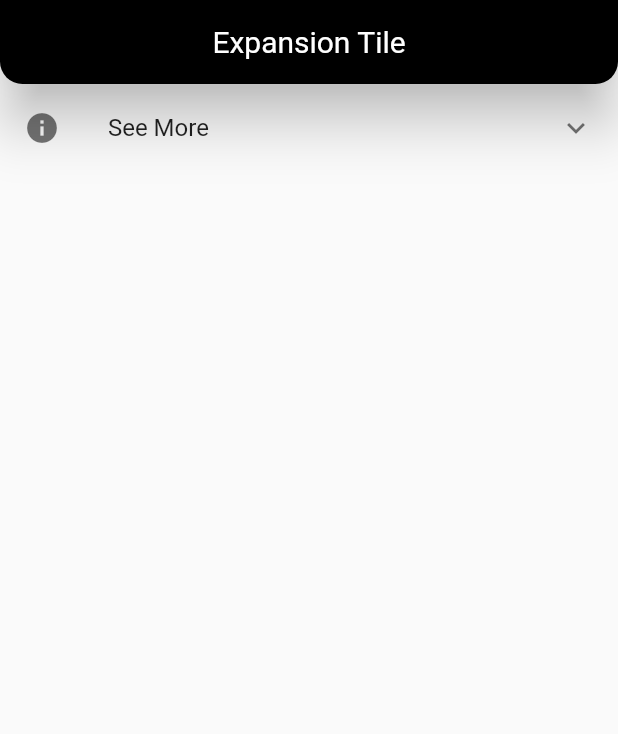
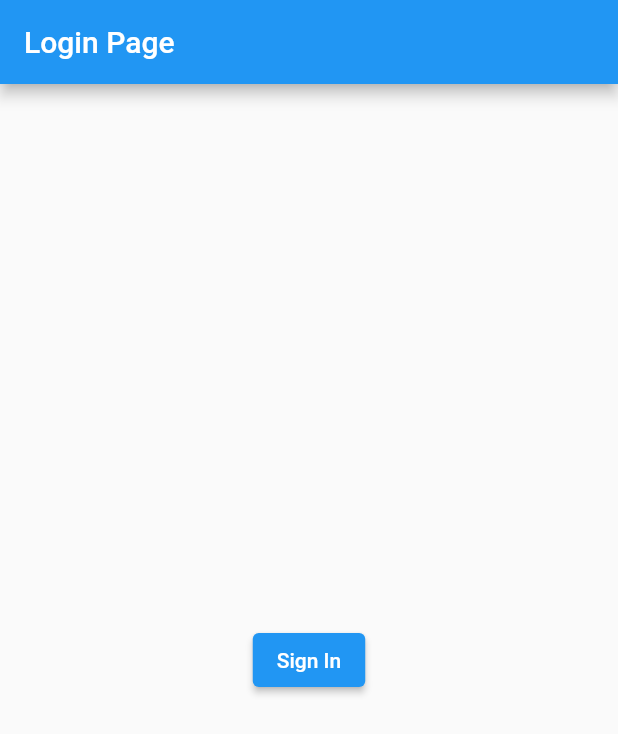
Before and after one commit to mraj555/home-project, a Flutter app: the screen it shows after launch, on a phone screen of 412 x 824 dp. Shown: the top 734 px of the screen. Run offline on Flutter 3.47's test engine with Material 2 defaults, Android fonts, the phone set to English and light mode, and no system bars; our stand-ins replace firebase_auth, firebase_core, smooth_page_indicator; accounts and stored records are empty.

Commit message:
My First Project

```diff
--- /dev/null
+++ b/lib/firebase/decisions_tree.dart
@@ -0,0 +1,40 @@
+import 'package:firebase_auth/firebase_auth.dart';
+import 'package:flutter/material.dart';
+import 'package:home_project/firebase/login_page.dart';
+
+import 'home_page.dart';
+
+class DecisionsTree extends StatefulWidget {
+  const DecisionsTree({Key? key}) : super(key: key);
+
+  @override
+  _DecisionsTreeState createState() => _DecisionsTreeState();
+}
+
+class _DecisionsTreeState extends State<DecisionsTree> {
+  User? user;
+
+  onRefresh(userCred) {
+    setState(
+      () {
+        user = userCred;
+      },
+    );
+  }
+
+  @override
+  void initState() {
+    super.initState();
+    onRefresh(FirebaseAuth.instance.currentUser);
+  }
+
+  @override
+  Widget build(BuildContext context) {
+    if (user == null) {
+      return LoginPage(
+        onSignInAno: (userCred) => onRefresh(userCred),
+      );
+    }
+    return HomePage(onSignOut: (userCred) => onRefresh(userCred),);
+  }
+}
--- /dev/null
+++ b/lib/firebase/login_page.dart
@@ -0,0 +1,30 @@
+import 'package:flutter/material.dart';
+import 'package:firebase_auth/firebase_auth.dart';
+
+class LoginPage extends StatelessWidget {
+  final Function(User?) onSignInAno;
+  const LoginPage({required this.onSignInAno});
+
+  loginAno() async {
+    UserCredential userCredentials =
+        await FirebaseAuth.instance.signInAnonymously();
+    onSignInAno(userCredentials.user);
+  }
+
+  @override
+  Widget build(BuildContext context) {
+    return Scaffold(
+      appBar: AppBar(
+        title: Text('Login Page'),
+      ),
+      body: Center(
+        child: ElevatedButton(
+          onPressed: () {
+            loginAno();
+          },
+          child: Text('Sign In'),
+        ),
+      ),
+    );
+  }
+}
--- a/pubspec.yaml
+++ b/pubspec.yaml
@@ -30,6 +30,8 @@ dependencies:
   flutter:
     sdk: flutter
   smooth_page_indicator: ^1.0.0+2
+  firebase_auth: ^3.3.7
+  firebase_core: ^1.12.0
 
 
   # The following adds the Cupertino Icons font to your application.
```
Also changed, not shown: lib/firebase/home_page.dart (added, +34 -0 lines), lib/main.dart (+17 -2 lines), lib/my_aboutdialog.dart (added, +49 -0 lines), lib/my_fittedbox.dart (added, +83 -0 lines), lib/my_lightdarkmode.dart (added, +95 -0 lines), pubspec.lock, 3 other files.
